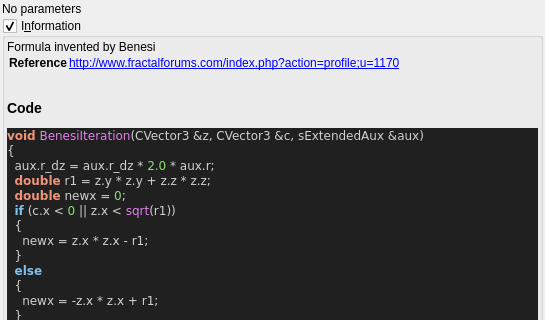
Before: the Qt Designer form mandelbulber2/qt_data/fractal_benesi.ui in buddhi1980/mandelbulber2, drawn with Qt 5; both pictures show x 0 to 545 and y 0 to 320 of the 545 by 645 pixel window.
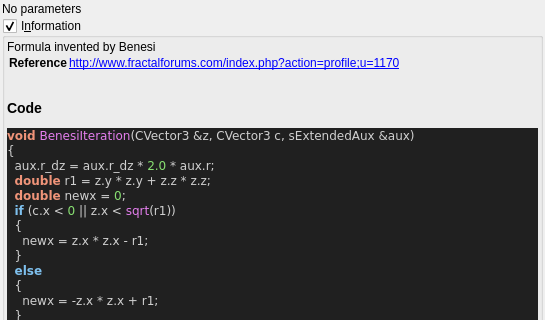
After: the same form once the commit is applied. Custom widgets are drawn as their Qt base class.

```diff
--- a/mandelbulber2/qt_data/fractal_benesi.ui
+++ b/mandelbulber2/qt_data/fractal_benesi.ui
@@ -72,7 +72,7 @@
 &lt;/table&gt;
 &lt;h3&gt;Code&lt;/h3&gt;
 &lt;body style=&quot;background-color:#202020&quot;&gt;
-&lt;pre style=&quot;color:#d0d0d0; background-color:#202020;  font-family:'Courier New',monospace;&quot;&gt;&lt;span style=&quot;color:#f09479; font-weight:bold&quot;&gt;void&lt;/span&gt; &lt;span style=&quot;color:#e47eed&quot;&gt;BenesiIteration&lt;/span&gt;&lt;span style=&quot;color:#d0d0d0&quot;&gt;(&lt;/span&gt;CVector3 &lt;span style=&quot;color:#d0d0d0&quot;&gt;&amp;amp;&lt;/span&gt;z&lt;span style=&quot;color:#d0d0d0&quot;&gt;,&lt;/span&gt; CVector3 &lt;span style=&quot;color:#d0d0d0&quot;&gt;&amp;amp;&lt;/span&gt;c&lt;span style=&quot;color:#d0d0d0&quot;&gt;,&lt;/span&gt; sExtendedAux &lt;span style=&quot;color:#d0d0d0&quot;&gt;&amp;amp;&lt;/span&gt;aux&lt;span style=&quot;color:#d0d0d0&quot;&gt;)&lt;/span&gt;
+&lt;pre style=&quot;color:#d0d0d0; background-color:#202020;  font-family:'Courier New',monospace;&quot;&gt;&lt;span style=&quot;color:#f09479; font-weight:bold&quot;&gt;void&lt;/span&gt; &lt;span style=&quot;color:#e47eed&quot;&gt;BenesiIteration&lt;/span&gt;&lt;span style=&quot;color:#d0d0d0&quot;&gt;(&lt;/span&gt;CVector3 &lt;span style=&quot;color:#d0d0d0&quot;&gt;&amp;amp;&lt;/span&gt;z&lt;span style=&quot;color:#d0d0d0&quot;&gt;,&lt;/span&gt; CVector3 c&lt;span style=&quot;color:#d0d0d0&quot;&gt;,&lt;/span&gt; sExtendedAux &lt;span style=&quot;color:#d0d0d0&quot;&gt;&amp;amp;&lt;/span&gt;aux&lt;span style=&quot;color:#d0d0d0&quot;&gt;)&lt;/span&gt;
 &lt;span style=&quot;color:#d0d0d0&quot;&gt;{&lt;/span&gt;
   aux&lt;span style=&quot;color:#d0d0d0&quot;&gt;.&lt;/span&gt;r_dz &lt;span style=&quot;color:#d0d0d0&quot;&gt;=&lt;/span&gt; aux&lt;span style=&quot;color:#d0d0d0&quot;&gt;.&lt;/span&gt;r_dz &lt;span style=&quot;color:#d0d0d0&quot;&gt;*&lt;/span&gt; &lt;span style=&quot;color:#87df71&quot;&gt;2.0&lt;/span&gt; &lt;span style=&quot;color:#d0d0d0&quot;&gt;*&lt;/span&gt; aux&lt;span style=&quot;color:#d0d0d0&quot;&gt;.&lt;/span&gt;r&lt;span style=&quot;color:#d0d0d0&quot;&gt;;&lt;/span&gt;
   &lt;span style=&quot;color:#f09479; font-weight:bold&quot;&gt;double&lt;/span&gt; r1 &lt;span style=&quot;color:#d0d0d0&quot;&gt;=&lt;/span&gt; z&lt;span style=&quot;color:#d0d0d0&quot;&gt;.&lt;/span&gt;y &lt;span style=&quot;color:#d0d0d0&quot;&gt;*&lt;/span&gt; z&lt;span style=&quot;color:#d0d0d0&quot;&gt;.&lt;/span&gt;y &lt;span style=&quot;color:#d0d0d0&quot;&gt;+&lt;/span&gt; z&lt;span style=&quot;color:#d0d0d0&quot;&gt;.&lt;/span&gt;z &lt;span style=&quot;color:#d0d0d0&quot;&gt;*&lt;/span&gt; z&lt;span style=&quot;color:#d0d0d0&quot;&gt;.&lt;/span&gt;z&lt;span style=&quot;color:#d0d0d0&quot;&gt;;&lt;/span&gt;
```
